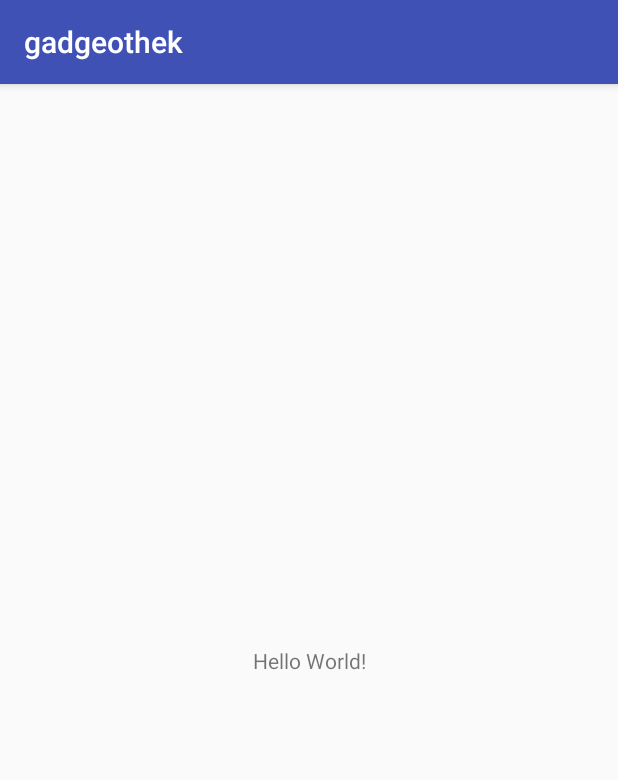
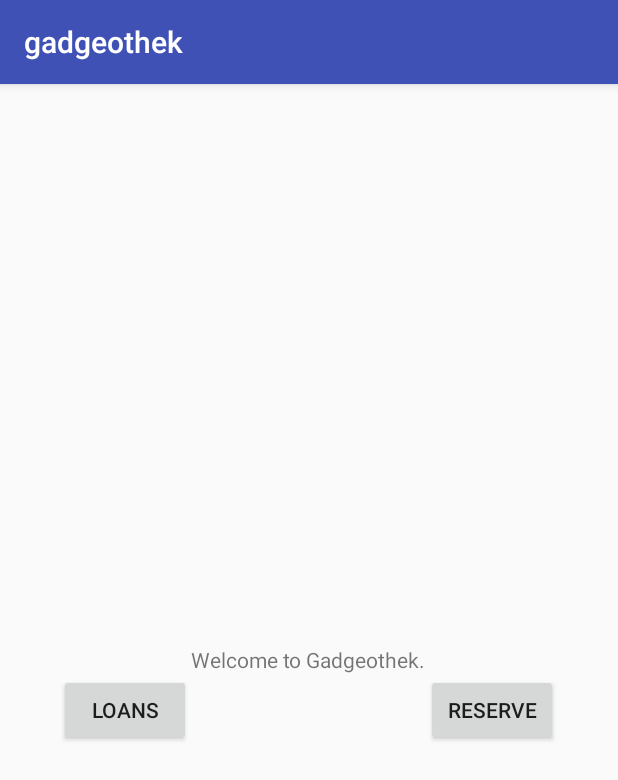
Before and after one commit to felixenchiparamban/mge-testat-android, an Android app: the HomeActivity screen opened directly, with no data from a screen before it, on a phone screen of 412 x 824 dp. Shown: the top 780 px of the screen. Run offline under Robolectric (Android 15) with nearby library versions, the phone set to English and light mode, and no system bars.

Commit message:
init setup for home and loan

```diff
--- a/app/src/main/java/ch/hsr/mge/gadgeothek/HomeActivity.java
+++ b/app/src/main/java/ch/hsr/mge/gadgeothek/HomeActivity.java
@@ -1,15 +1,39 @@
 package ch.hsr.mge.gadgeothek;
 
+import android.content.Intent;
 import android.support.v7.app.AppCompatActivity;
 import android.os.Bundle;
+import android.view.View;
+import android.widget.Button;
 
 public class HomeActivity extends AppCompatActivity {
+
+    private Button btnLoans;
+    private Button btnReserve;
 
     @Override
     protected void onCreate(Bundle savedInstanceState) {
         super.onCreate(savedInstanceState);
         setContentView(R.layout.activity_home);
+
+        btnLoans = (Button)findViewById(R.id.btnLoan);
+        btnReserve = (Button)findViewById(R.id.btnReservation);
+
+        btnLoans.setOnClickListener(new View.OnClickListener(){
+             @Override
+            public void onClick(View view) {
+                 Intent i = new Intent(HomeActivity.this, LoansActivity.class);
+                 startActivity(i);
+            }
+        });
+
+        btnReserve.setOnClickListener(new View.OnClickListener() {
+            @Override
+            public void onClick(View v) {
+                Intent i = new Intent(HomeActivity.this, ReservationActivity.class);
+                startActivity(i);
+            }
+        });
     }
 
-
 }
--- a/app/src/main/java/ch/hsr/mge/gadgeothek/LoginActivity.java
+++ b/app/src/main/java/ch/hsr/mge/gadgeothek/LoginActivity.java
@@ -93,7 +93,7 @@ public class LoginActivity extends AppCompatActivity {
             // form field with an error.
             focusView.requestFocus();
         } else {
-            // Show a progress spinner, and kick off a background task to
+            // disable the sign in button and
             // perform the user login attempt.
             btnSignIn.setEnabled(false);
             LibraryService.login(email, password, new Callback<Boolean>() {
--- a/app/src/main/res/layout/activity_home.xml
+++ b/app/src/main/res/layout/activity_home.xml
@@ -1,5 +1,5 @@
 <?xml version="1.0" encoding="utf-8"?>
-<android.support.constraint.ConstraintLayout xmlns:android="http://schemas.android.com/apk/res/android"
+<RelativeLayout xmlns:android="http://schemas.android.com/apk/res/android"
     xmlns:app="http://schemas.android.com/apk/res-auto"
     xmlns:tools="http://schemas.android.com/tools"
     android:layout_width="match_parent"
@@ -9,10 +9,28 @@
     <TextView
         android:layout_width="wrap_content"
         android:layout_height="wrap_content"
-        android:text="Hello World!"
+        android:text="Welcome to Gadgeothek."
         app:layout_constraintBottom_toBottomOf="parent"
         app:layout_constraintLeft_toLeftOf="parent"
         app:layout_constraintRight_toRightOf="parent"
-        app:layout_constraintTop_toTopOf="parent" />
+        app:layout_constraintTop_toTopOf="parent"
+        android:id="@+id/tvWelcome"
+        android:layout_centerInParent="true"/>
 
-</android.support.constraint.ConstraintLayout>
+    <Button
+        android:layout_width="wrap_content"
+        android:layout_height="wrap_content"
+        android:id="@+id/btnLoan"
+        android:text="Loans"
+        android:layout_below="@+id/tvWelcome"
+        android:layout_toStartOf="@+id/tvWelcome" />
+
+    <Button
+        android:layout_width="wrap_content"
+        android:layout_height="wrap_content"
+        android:id="@+id/btnReservation"
+        android:layout_toRightOf="@id/tvWelcome"
+        android:layout_below="@id/tvWelcome"
+        android:text="Reserve"/>
+
+</RelativeLayout>
--- a/app/src/main/res/layout/activity_login.xml
+++ b/app/src/main/res/layout/activity_login.xml
@@ -8,15 +8,13 @@
     android:orientation="vertical"
     android:id="@+id/loginLayout">
 
-
     <EditText
         android:hint="Email"
         android:id="@+id/email"
         android:text="test12@test.com"
         android:inputType="textEmailAddress"
         android:layout_width="match_parent"
-        android:layout_height="wrap_content"
-        />
+        android:layout_height="wrap_content" />
 
     <EditText
         android:hint="password"
```
Also changed, not shown: app/src/main/AndroidManifest.xml (+5 -5 lines), app/src/main/java/ch/hsr/mge/gadgeothek/LoansActivity.java (added, +24 -0 lines), app/src/main/java/ch/hsr/mge/gadgeothek/RegisterActivity.java (+6 -2 lines), app/src/main/java/ch/hsr/mge/gadgeothek/ReservationActivity.java (added, +15 -0 lines), app/src/main/res/layout/activity_loans.xml (added, +16 -0 lines), app/src/main/res/layout/activity_reservation.xml (added, +9 -0 lines).
